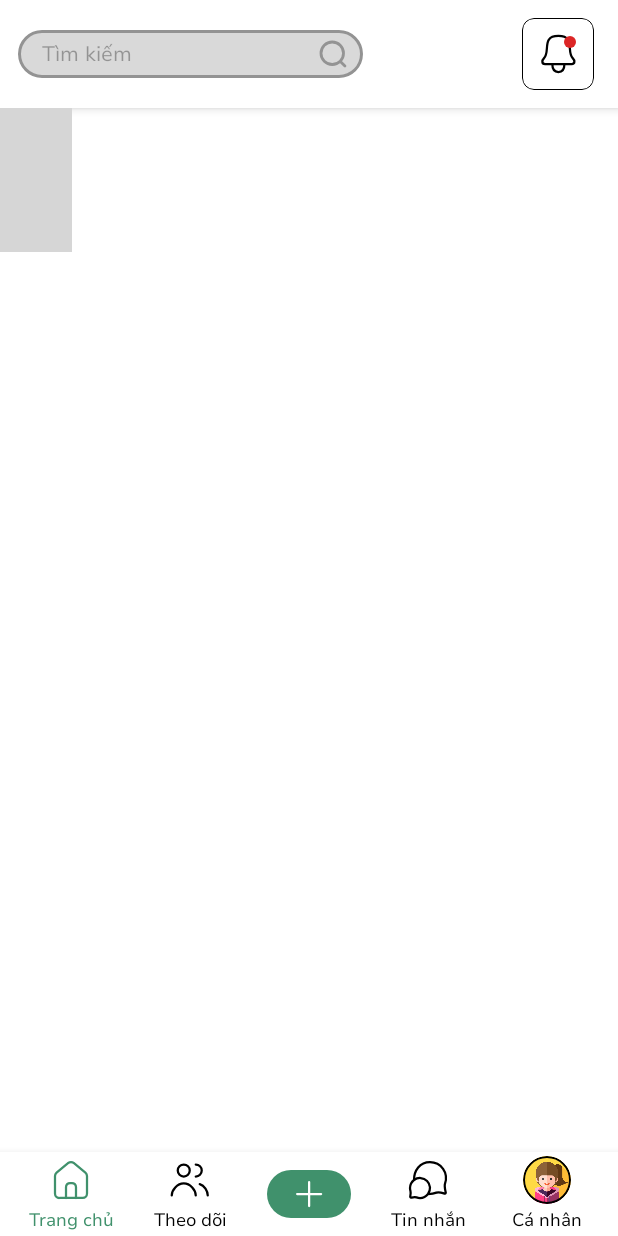
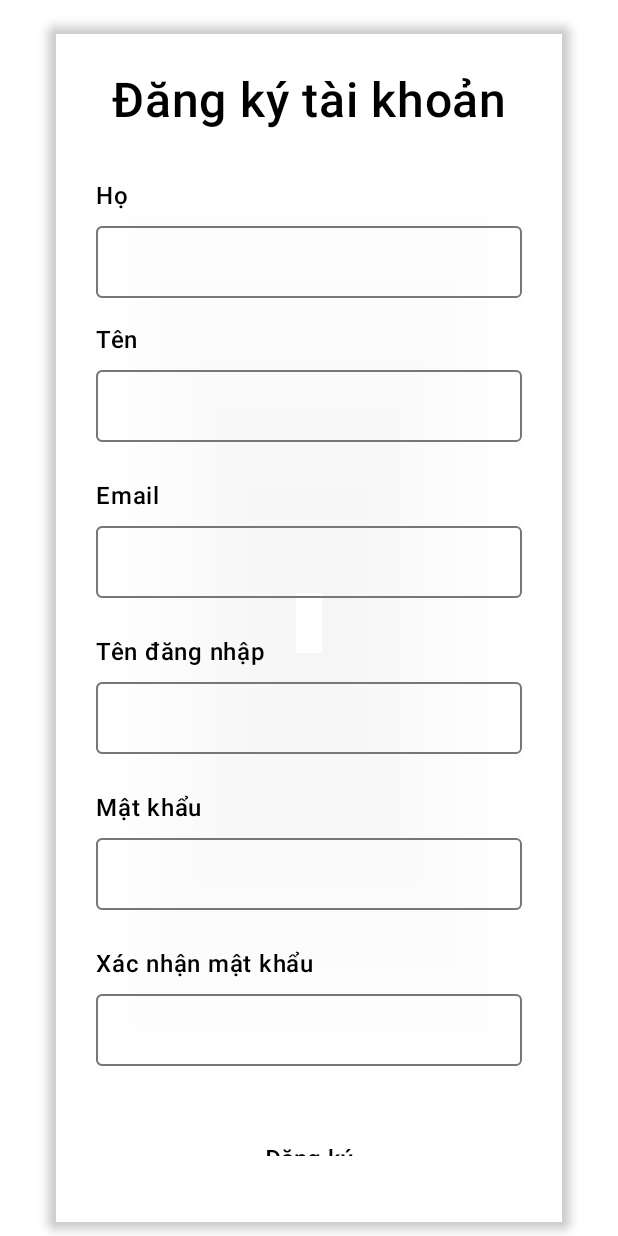
Before and after one commit to phu280604/CharityApplication, an Android app built with Jetpack Compose: the screen it shows after launch (MainActivity before the commit, RegisterFormActivity after it), on a phone screen of 412 x 824 dp. Run offline under Robolectric (Android 15) with nearby library versions, the phone set to English and light mode, and no system bars; our stand-ins replace Dagger/Hilt's generated code; Roboto replaces fonts that are not available here; grey boxes are pictures that could not be loaded.

Commit message:
Done authentication form & create register form

```diff
--- a/app/src/main/AndroidManifest.xml
+++ b/app/src/main/AndroidManifest.xml
@@ -14,7 +14,7 @@
         android:theme="@style/Theme.CharityApplication"
         tools:targetApi="31">
         <activity
-            android:name=".presentation.view.activity.MainActivity"
+            android:name=".presentation.view.activity.RegisterFormActivity"
             android:exported="true"
             android:label="@string/app_name"
             android:theme="@style/Theme.CharityApplication">
--- a/app/src/main/java/com/developing/charityapplication/presentation/view/activity/MainActivity.kt
+++ b/app/src/main/java/com/developing/charityapplication/presentation/view/activity/MainActivity.kt
@@ -54,6 +54,7 @@ import com.developing.charityapplication.presentation.view.component.button.buil
 import com.developing.charityapplication.presentation.view.theme.HeartBellTheme
 import com.developing.charityapplication.R
 import com.developing.charityapplication.presentation.view.component.post.PostComponent
+import com.developing.charityapplication.presentation.view.component.post.PostConfig
 import com.developing.charityapplication.presentation.view.theme.AppTypography
 import dagger.hilt.android.AndroidEntryPoint
 
@@ -79,6 +80,7 @@ class MainActivity : ComponentActivity() {
     @Composable
     fun MainUIOverview(){
         val scrollState = rememberScrollState()
+        val config = PostConfig()
         HeartBellTheme {
             Scaffold(
                 topBar = { Header() },
@@ -95,7 +97,8 @@ class MainActivity : ComponentActivity() {
                         .windowInsetsPadding(WindowInsets.navigationBars)
                         .verticalScroll(scrollState)
                 ) {
-                    repeat(2) { PostComponent().PostPreview() }
+                    repeat(2) { PostComponent(config)
+                        .PostPreview() }
                 }
             }
         }
@@ -122,7 +125,6 @@ class MainActivity : ComponentActivity() {
     // endregion
 
     // region -- Header Section --
-
 
     @Composable
     fun Header() {
--- /dev/null
+++ b/app/src/main/java/com/developing/charityapplication/presentation/view/activity/RegisterFormActivity.kt
@@ -0,0 +1,228 @@
+package com.developing.charityapplication.presentation.view.activity
+
+import android.os.Bundle
+import androidx.activity.ComponentActivity
+import androidx.activity.compose.setContent
+import androidx.activity.enableEdgeToEdge
+import androidx.compose.foundation.background
+import androidx.compose.foundation.layout.Box
+import androidx.compose.foundation.layout.Column
+import androidx.compose.foundation.layout.PaddingValues
+import androidx.compose.foundation.layout.Row
+import androidx.compose.foundation.layout.fillMaxWidth
+import androidx.compose.foundation.layout.height
+import androidx.compose.foundation.layout.padding
+import androidx.compose.foundation.layout.widthIn
+import androidx.compose.foundation.shape.RoundedCornerShape
+import androidx.compose.foundation.text.KeyboardOptions
+import androidx.compose.material3.Button
+import androidx.compose.material3.ButtonDefaults
+import androidx.compose.material3.MaterialTheme
+import androidx.compose.material3.OutlinedTextField
+import androidx.compose.material3.Text
+import androidx.compose.material3.TextButton
+import androidx.compose.material3.TextFieldDefaults
+import androidx.compose.runtime.Composable
+import androidx.compose.runtime.*
+import androidx.compose.ui.Alignment
+import androidx.compose.ui.Modifier
+import androidx.compose.ui.draw.shadow
+import androidx.compose.ui.text.font.FontWeight
+import androidx.compose.ui.text.input.KeyboardType
+import androidx.compose.ui.text.input.PasswordVisualTransformation
+import androidx.compose.ui.text.style.TextAlign
+import androidx.compose.ui.tooling.preview.Preview
+import androidx.compose.ui.unit.dp
+import androidx.compose.ui.unit.sp
+import com.developing.charityapplication.presentation.view.theme.HeartBellTheme
+
+class RegisterFormActivity: ComponentActivity() {
+    override fun onCreate(savedInstanceState: Bundle?) {
+        super.onCreate(savedInstanceState)
+        enableEdgeToEdge()
+        setContent{
+            RegisterFormPreview()
+        }
+    }
+
+    @Composable
+    fun RegisterForm(
+        onRegisterClick: () -> Unit = {},
+        onLoginClick: () -> Unit = {}
+    ) {
+        // State for form fields
+        var firstName by remember { mutableStateOf("") }
+        var lastName by remember { mutableStateOf("") }
+        var email by remember { mutableStateOf("") }
+        var username by remember { mutableStateOf("") }
+        var password by remember { mutableStateOf("") }
+        var confirmPassword by remember { mutableStateOf("") }
+
+
+        Box(
+            modifier = Modifier
+                .fillMaxWidth()
+                .background(MaterialTheme.colorScheme.primary)
+                .padding(horizontal = 16.dp),
+            contentAlignment = Alignment.Center
+        ) {
+            Column(
+                modifier = Modifier
+                    .widthIn(max = 480.dp)
+                    .fillMaxWidth()
+                    .padding(16.dp, 16.dp, 16.dp, 9.dp)
+            ) {
+                Column(
+                    modifier = Modifier
+                        .fillMaxWidth()
+                        .shadow(
+                            elevation = 4.dp,
+                            shape = RoundedCornerShape(8.dp)
+                        )
+                        .padding(32.dp),
+                    horizontalAlignment = Alignment.CenterHorizontally
+                ) {
+                    Text(
+                        text = "Đăng ký tài khoản",
+                        fontSize = 32.sp,
+                        fontWeight = FontWeight.SemiBold,
+                        color = MaterialTheme.colorScheme.onPrimary,
+                        textAlign = TextAlign.Center
+                    )
+
+                    // First Name Field
+                    FormField(
+                        value = lastName,
+                        onValueChange = { lastName = it },
+                        label = "Họ",
+                        modifier = Modifier.padding(top = 32.dp),
+                    )
+
+                    // Last Name Field
+                    FormField(
+                        value = firstName,
+                        onValueChange = { firstName = it },
+                        label = "Tên",
+                        modifier = Modifier.padding(top = 16.dp),
+                    )
+
+                    // Email Field
+                    FormField(
+                        value = email,
+                        onValueChange = { email = it },
+                        label = "Email",
+                        modifier = Modifier.padding(top = 24.dp),
+                        keyboardType = KeyboardType.Email,
+                    )
+
+                    // Username Field
+                    FormField(
+                        value = username,
+                        onValueChange = { username = it },
+                        label = "Tên đăng nhập",
+                        modifier = Modifier.padding(top = 24.dp),
+                    )
+
+                    // Password Field
+                    FormField(
+                        value = password,
+                        onValueChange = { password = it },
+                        label = "Mật khẩu",
+                        modifier = Modifier.padding(top = 24.dp),
+                        isPassword = true,
+                    )
+
+                    // Confirm Password Field
+                    FormField(
+                        value = confirmPassword,
+                        onValueChange = { confirmPassword = it },
+                        label = "Xác nhận mật khẩu",
+                        modifier = Modifier.padding(top = 24.dp),
+                        isPassword = true,
+                    )
+
+                    // Register Button
+                    Button(
+                        onClick = onRegisterClick,
+                        modifier = Modifier
+                            .fillMaxWidth()
+                            .padding(top = 40.dp),
+                        shape = RoundedCornerShape(4.dp)
+                    ) {
+                        Text(
+                            text = "Đăng ký",
+                            fontSize = 16.sp,
+                            fontWeight = FontWeight.SemiBold,
+                            modifier = Modifier.padding(vertical = 4.dp)
+                        )
+                    }
+
+                    // Login Link
+                    Row(
+                        modifier = Modifier
+                            .padding(top = 24.dp)
+                            .align(Alignment.CenterHorizontally),
+                        verticalAlignment = Alignment.CenterVertically
+                    ) {
+                        Text(
+                            text = "Đã có tài khoản?",
+                            fontWeight = FontWeight.Normal
+                        )
+                        TextButton(
+                            onClick = onLoginClick,
+                            contentPadding = PaddingValues(0.dp)
+                        ) {
+                            Text(
+                                text = "Đăng nhập",
+                                fontWeight = FontWeight.Medium
+                            )
+                        }
+                    }
+                }
+            }
+        }
+    }
+
+    @Composable
+    private fun FormField(
+        value: String,
+        onValueChange: (String) -> Unit,
+        label: String,
+        modifier: Modifier = Modifier,
+        isPassword: Boolean = false,
+        keyboardType: KeyboardType = KeyboardType.Text,
+    ) {
+        Column(
+            modifier = modifier.fillMaxWidth(),
+            horizontalAlignment = Alignment.Start
+        ) {
+            Text(
+                text = label,
+                fontWeight = FontWeight.Medium,
+                color = MaterialTheme.colorScheme.onPrimary,
+                modifier = Modifier.padding(bottom = 8.dp)
+            )
+
+            OutlinedTextField(
+                value = value,
+                onValueChange = onValueChange,
+                modifier = Modifier
+                    .fillMaxWidth()
+                    .height(48.dp),
+                shape = RoundedCornerShape(4.dp),
+                singleLine = true,
+                keyboardOptions = KeyboardOptions(keyboardType = keyboardType),
+                visualTransformation = if (isPassword) PasswordVisualTransformation() else androidx.compose.ui.text.input.VisualTransformation.None
+            )
+        }
+    }
+
+    // Preview function for development
+    @Preview
+    @Composable
+    fun RegisterFormPreview() {
+        HeartBellTheme {
+            RegisterForm()
+        }
+    }
+}
--- a/app/src/main/java/com/developing/charityapplication/presentation/view/component/inputField/InputFieldConfig.kt
+++ b/app/src/main/java/com/developing/charityapplication/presentation/view/component/inputField/InputFieldConfig.kt
@@ -1,5 +1,6 @@
 package com.developing.charityapplication.presentation.view.component.inputField
 
+import androidx.compose.foundation.text.KeyboardActions
 import androidx.compose.ui.graphics.Shape
 import androidx.compose.foundation.text.KeyboardOptions
 import androidx.compose.material3.TextFieldColors
@@ -17,12 +18,13 @@ data class InputFieldConfig (
     var placeHolder: @Composable (() -> Unit)? = null,
     var supportText: @Composable (() -> Unit)? = null,
     var isError: Boolean = false,
-    var color: TextFieldColors? = null,
+    var color: Any? = null,
     var modifier: Modifier = Modifier,
     var shape: Shape = RectangleShape,
     var maxLine: Int = Int.MAX_VALUE,
     var minLine: Int = 1,
     var visualTransformation: VisualTransformation = VisualTransformation.None,
     var leadingIcon: @Composable (() -> Unit)? = null,
-    var keyboardOptions: KeyboardOptions = KeyboardOptions.Default
+    var keyboardOptions: KeyboardOptions = KeyboardOptions.Default,
+    var keyboardActions: KeyboardActions = KeyboardActions.Default
 )
--- a/app/src/main/java/com/developing/charityapplication/presentation/view/component/inputField/decorator/IInputFieldComponentDecorator.kt
+++ b/app/src/main/java/com/developing/charityapplication/presentation/view/component/inputField/decorator/IInputFieldComponentDecorator.kt
@@ -5,4 +5,6 @@ import com.developing.charityapplication.presentation.view.component.baseCompone
 import com.developing.charityapplication.presentation.view.component.inputField.InputFieldConfig
 
 interface IInputFieldComponentDecorator : IBaseDecorator<InputFieldConfig> {
+    @Composable
+    fun BasicDecorate(content: @Composable (() -> Unit))
 }
--- a/app/src/main/res/values/values_vi.xml
+++ b/app/src/main/res/values/values_vi.xml
@@ -26,4 +26,9 @@
     <string name="comment_post">Bình luận</string>
     <string name="share_post">Chia sẻ</string>
     <string name="donate_post">Quyên góp</string>
+    <string name="title_authentication">Mã xác thực đã được gửi đến email</string>
+    <string name="the_authentication_code">Mã xác thực</string>
+    <string name="authentication_button">Xác thực</string>
+    <string name="question_authentication">Bạn không nhận được mã?</string>
+    <string name="resend">Gửi lại</string>
 </resources>
```
Also changed, not shown: app/src/main/java/com/developing/charityapplication/presentation/view/activity/AuthenticationActivity.kt (added, +422 -0 lines), app/src/main/java/com/developing/charityapplication/presentation/view/component/inputField/InputFieldComponent.kt (+21 -1 lines), app/src/main/res/drawable/ic_back_arrow.xml (added, +12 -0 lines).
